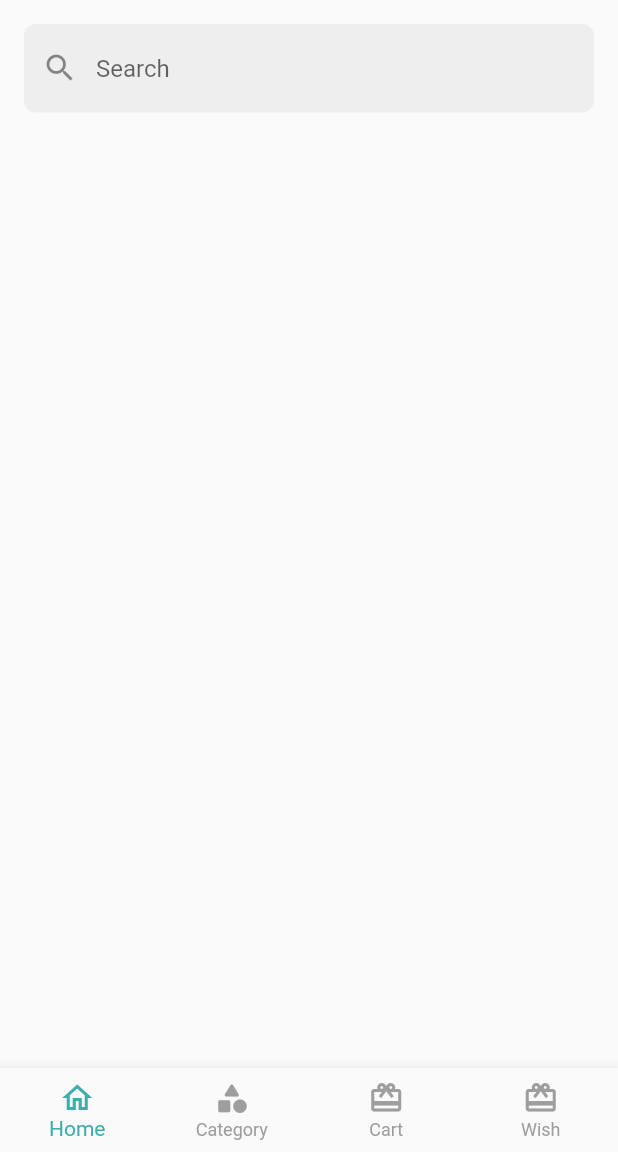
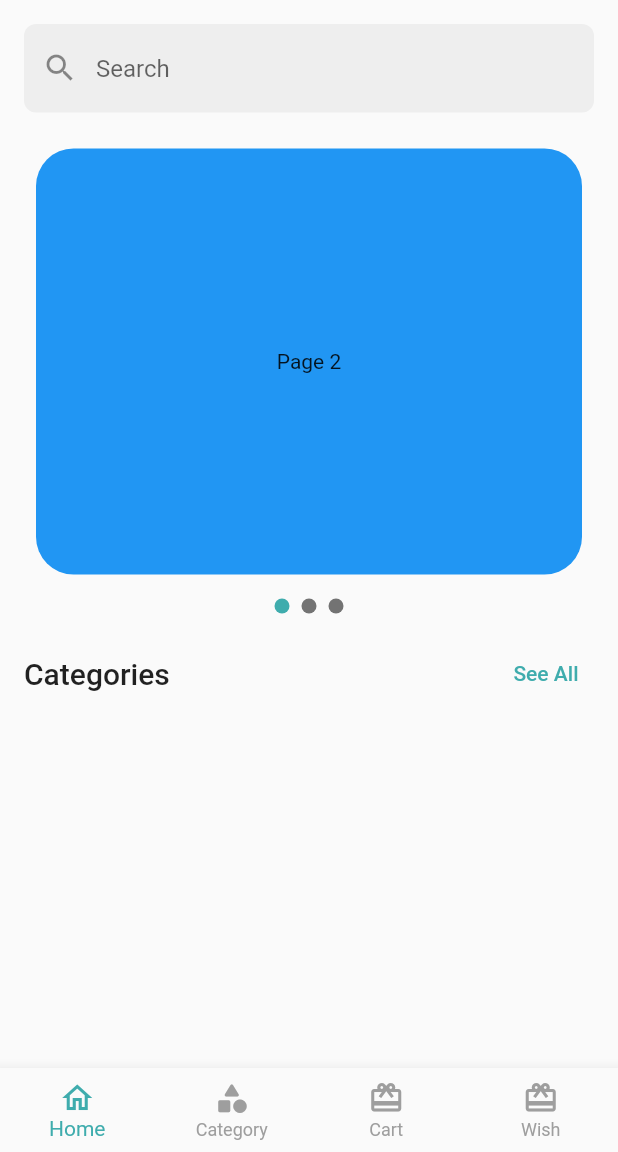
Before and after one commit to mostafejur21/ecommerce, a Flutter app: the screen it shows after launch, on a phone screen of 412 x 824 dp, the part 84-1236 px from its top. Run offline on Flutter 3.47's test engine with Material 2 defaults, Android fonts, the phone set to English and light mode, and no system bars; our stand-ins replace flutter_svg, get.

Commit message:
custom carousel slider and categories header has been added

```diff
--- a/lib/presentation/ui/screen/home_screen.dart
+++ b/lib/presentation/ui/screen/home_screen.dart
@@ -1,11 +1,19 @@
 import 'package:ecommerce/presentation/ui/utils/images_utils.dart';
 import 'package:ecommerce/presentation/ui/widgets/app_bar_icons.dart';
+import 'package:ecommerce/presentation/ui/widgets/home_carousel_slider.dart';
+import 'package:ecommerce/presentation/ui/widgets/home_screen_search_bar.dart';
+import 'package:ecommerce/presentation/ui/widgets/title_header_and_see_all_button.dart';
 import 'package:flutter/material.dart';
 import 'package:flutter_svg/flutter_svg.dart';
 
-class HomeScreen extends StatelessWidget {
+class HomeScreen extends StatefulWidget {
   const HomeScreen({super.key});
 
+  @override
+  State<HomeScreen> createState() => _HomeScreenState();
+}
+
+class _HomeScreenState extends State<HomeScreen> {
   @override
   Widget build(BuildContext context) {
     return Scaffold(
@@ -42,19 +50,18 @@ class HomeScreen extends StatelessWidget {
           padding: const EdgeInsets.all(16.0),
           child: Column(
             children: [
-              TextFormField(
-                decoration: InputDecoration(
-                  border: const OutlineInputBorder(
-                      borderRadius: BorderRadius.all(
-                        Radius.circular(8),
-                      ),
-                      borderSide: BorderSide.none),
-                  prefixIcon: const Icon(Icons.search),
-                  fillColor: Colors.grey.shade200,
-                  filled: true,
-                  hintText: "Search",
-                ),
+              const HomeScreenSearchBar(),
+              const SizedBox(
+                height: 16,
               ),
+              const HomeCarouselSlider(),
+              const SizedBox(
+                height: 16,
+              ),
+              TitleHeaderAndSeeAllButton(
+                title: 'Categories',
+                onTap: () {},
+              )
             ],
           ),
         ),
--- a/lib/presentation/ui/screen/splash_screen.dart
+++ b/lib/presentation/ui/screen/splash_screen.dart
@@ -38,6 +38,14 @@ class _SplashScreenState extends State<SplashScreen> {
           const SizedBox(
             height: 10,
           ),
+          const Text(
+            "Developed By Mostafejur Rahman",
+            style: TextStyle(
+                color: Colors.grey, fontWeight: FontWeight.w400, fontSize: 13),
+          ),
+          const SizedBox(
+            height: 10,
+          ),
           const Text("Version 1.0.0"),
           const SizedBox(
             height: 10,
--- /dev/null
+++ b/lib/presentation/ui/widgets/home_carousel_slider.dart
@@ -0,0 +1,72 @@
+import 'package:ecommerce/presentation/ui/utils/app_color.dart';
+import 'package:flutter/material.dart';
+
+class HomeCarouselSlider extends StatefulWidget {
+  const HomeCarouselSlider({super.key});
+
+  @override
+  State<HomeCarouselSlider> createState() => _HomeCarouselSliderState();
+}
+
+class _HomeCarouselSliderState extends State<HomeCarouselSlider> {
+  final List color = [Colors.grey, Colors.blue, Colors.amber];
+
+  int currentIndex = 0;
+  final ValueNotifier<int> _selectedSlider = ValueNotifier(0);
+  @override
+  Widget build(BuildContext context) {
+    return Column(
+      children: [
+        SizedBox(
+          height: 300,
+          width: MediaQuery.of(context).size.width,
+          child: PageView.builder(
+              padEnds: false,
+              controller:
+              PageController(initialPage: 1, viewportFraction: 1),
+              onPageChanged: (value) {
+                _selectedSlider.value = value;
+              },
+              itemCount: color.length,
+              itemBuilder: (context, index) {
+                return Container(
+                  margin: const EdgeInsets.all(8),
+                  decoration: BoxDecoration(
+                    borderRadius: BorderRadius.circular(25),
+                    color: color[index],
+                  ),
+                  child: Center(child: Text("Page ${index + 1}")),
+                );
+              }),
+        ),
+        const SizedBox(
+          height: 8,
+        ),
+        ValueListenableBuilder(
+          valueListenable: _selectedSlider,
+          builder: (context, value, _) {
+            List<Widget> list = [];
+            for (int i = 0; i < color.length; i++) {
+              list.add(
+                Container(
+                  width: 10,
+                  height: 10,
+                  margin: const EdgeInsets.symmetric(horizontal: 4),
+                  decoration: BoxDecoration(
+                      borderRadius: BorderRadius.circular(10),
+                      color: value == i
+                          ? AppColor.primaryColor
+                          : Colors.black54),
+                ),
+              );
+            }
+            return Row(
+              mainAxisAlignment: MainAxisAlignment.center,
+              children: list,
+            );
+          },
+        ),
+      ],
+    );
+  }
+}
--- /dev/null
+++ b/lib/presentation/ui/widgets/home_screen_search_bar.dart
@@ -0,0 +1,24 @@
+import 'package:flutter/material.dart';
+
+class HomeScreenSearchBar extends StatelessWidget {
+  const HomeScreenSearchBar({
+    super.key,
+  });
+
+  @override
+  Widget build(BuildContext context) {
+    return TextFormField(
+      decoration: InputDecoration(
+        border: const OutlineInputBorder(
+            borderRadius: BorderRadius.all(
+              Radius.circular(8),
+            ),
+            borderSide: BorderSide.none),
+        prefixIcon: const Icon(Icons.search),
+        fillColor: Colors.grey.shade200,
+        filled: true,
+        hintText: "Search",
+      ),
+    );
+  }
+}
--- /dev/null
+++ b/lib/presentation/ui/widgets/title_header_and_see_all_button.dart
@@ -0,0 +1,26 @@
+import 'package:flutter/material.dart';
+
+class TitleHeaderAndSeeAllButton extends StatelessWidget {
+  final String title;
+  final VoidCallback onTap;
+
+  const TitleHeaderAndSeeAllButton({
+    super.key,
+    required this.title,
+    required this.onTap,
+  });
+
+  @override
+  Widget build(BuildContext context) {
+    return Row(
+      mainAxisAlignment: MainAxisAlignment.spaceBetween,
+      children: [
+        Text(
+          title,
+          style: Theme.of(context).textTheme.titleLarge,
+        ),
+        TextButton(onPressed: onTap, child: const Text("See All"))
+      ],
+    );
+  }
+}
```
